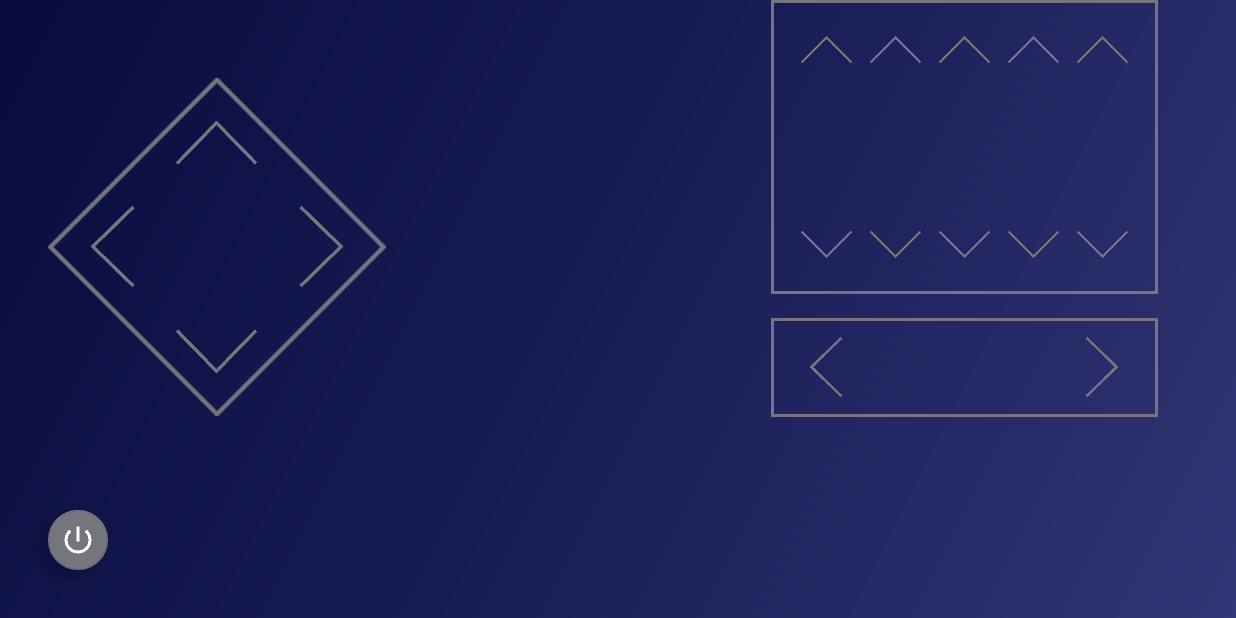
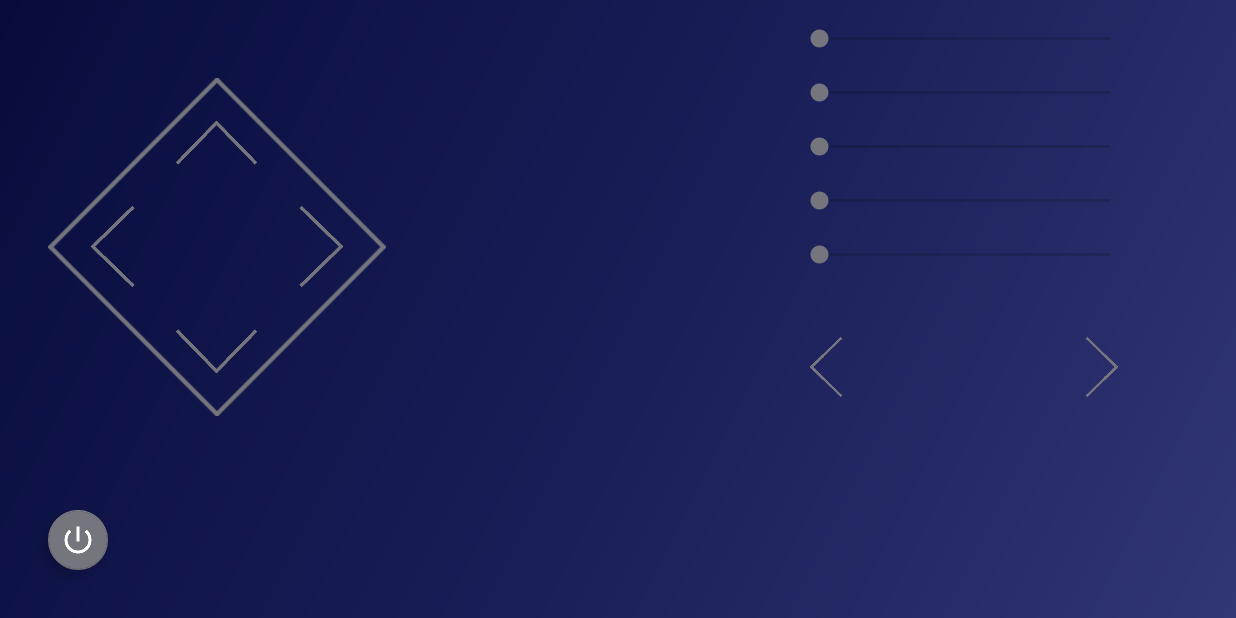
Before and after one commit to dani3/RobotigerCV, an Android app: the screen it shows after launch (MainActivity), on a phone screen of 824 x 412 dp (held sideways). Run offline under Robolectric (Android 15) with nearby library versions, the phone set to English and light mode, and no system bars.

Commit message:
Major fixes done

```diff
--- a/RobotigerApp/Robotiger/app/src/main/java/com/robotiger/MainActivity.java
+++ b/RobotigerApp/Robotiger/app/src/main/java/com/robotiger/MainActivity.java
@@ -17,6 +17,7 @@ import android.util.Log;
 import android.view.MotionEvent;
 import android.view.View;
 import android.widget.ImageButton;
+import android.widget.SeekBar;
 
 import java.io.IOException;
 import java.io.OutputStream;
@@ -34,22 +35,25 @@ public class MainActivity extends AppCompatActivity implements View.OnTouchListe
     private static boolean ROTATING;
 
     /* Commands */
-    private static byte MOVE_FORWARD   = 'w';
-    private static byte MOVE_LEFT      = 'a';
-    private static byte MOVE_RIGHT     = 'd';
-    private static byte MOVE_BACKWARDS = 'x';
-    private static byte HALT           = 's';
+    private static final byte UNUSED = 0x00;
 
-    private static byte ROTATE_RIGHT = 'e';
-    private static byte ROTATE_LEFT  = 'q';
-    private static byte ROTATE_STOP  = 'z';
+    private static final byte MOVE_BACKWARDS = 0x00;
+    private static final byte MOVE_RIGHT     = 0x10;
+    private static final byte MOVE_LEFT      = 0x20;
+    private static final byte MOVE_FORWARD   = 0x30;
+    private static final byte HALT           = 0x40;
+
+    private static final byte WRIST = 0x50;
+
+    private static final byte ROTATE_RIGHT = 'e';
+    private static final byte ROTATE_LEFT  = 'q';
+    private static final byte ROTATE_STOP  = 'z';
 
     /* Bluetooth Adapter */
     private static BluetoothAdapter mBluetoothAdapter;
 
     /* Bluetooth device / socket */
     private static BluetoothSocket mSocket;
-    private static BluetoothDevice mDevice;
 
     private static OutputStream os;
 
@@ -86,12 +90,32 @@ public class MainActivity extends AppCompatActivity implements View.OnTouchListe
         mRotateLeftImageButton  = (ImageButton) findViewById(R.id.rotateLeft);
         mRotateRightImageButton = (ImageButton) findViewById(R.id.rotateRight);
 
+        SeekBar wristSeekbar = (SeekBar) findViewById(R.id.wrist);
+
         mUpArrowImageButton.setOnTouchListener(this);
         mRightArrowImageButton.setOnTouchListener(this);
         mLeftArrowImageButton.setOnTouchListener(this);
         mDownArrowImageButton.setOnTouchListener(this);
         mRotateLeftImageButton.setOnTouchListener(this);
         mRotateRightImageButton.setOnTouchListener(this);
+
+        wristSeekbar.setMax(100);
+        wristSeekbar.setOnSeekBarChangeListener(new SeekBar.OnSeekBarChangeListener()
+        {
+            @Override
+            public void onProgressChanged(SeekBar seekBar, int progress, boolean fromUser)
+            {
+                Log.d(TAG, "Wrist: " + (byte) progress);
+
+                _sendCommand(WRIST, (byte) progress);
+            }
+
+            @Override
+            public void onStartTrackingTouch(SeekBar seekBar) {}
+
+            @Override
+            public void onStopTrackingTouch(SeekBar seekBar) {}
+        });
 
         mPowerImageButton.setOnClickListener(new View.OnClickListener()
         {
@@ -187,9 +211,9 @@ public class MainActivity extends AppCompatActivity implements View.OnTouchListe
     {
         if (event.getAction() == MotionEvent.ACTION_DOWN)
         {
-            if (!ROTATING)
+            if (!MOVING)
             {
-                ROTATING = true;
+                MOVING = true;
 
                 arrow.animate().scaleX(1.3f)
                                .scaleY(1.3f)
@@ -199,11 +223,11 @@ public class MainActivity extends AppCompatActivity implements View.OnTouchListe
                         ColorStateList.valueOf(
                                 this.getColor(android.R.color.holo_blue_bright)));
 
-                _sendCommand(command);
+                _sendCommand(command, UNUSED);
             }
 
         } else if (event.getAction() == MotionEvent.ACTION_UP) {
-            ROTATING = false;
+            MOVING = false;
 
             arrow.animate().scaleX(1.0f)
                            .scaleY(1.0f)
@@ -214,7 +238,7 @@ public class MainActivity extends AppCompatActivity implements View.OnTouchListe
                             this.getColor(R.color.colorAccent)));
 
             // When released, stop the robot.
-            _sendCommand(HALT);
+            _sendCommand(HALT, UNUSED);
         }
     }
 
@@ -228,9 +252,9 @@ public class MainActivity extends AppCompatActivity implements View.OnTouchListe
     {
         if (event.getAction() == MotionEvent.ACTION_DOWN)
         {
-            if (!MOVING)
+            if (!ROTATING)
             {
-                MOVING = true;
+                ROTATING = true;
 
                 arrow.animate().scaleX(1.2f)
                         .scaleY(1.2f)
@@ -240,11 +264,11 @@ public class MainActivity extends AppCompatActivity implements View.OnTouchListe
                         ColorStateList.valueOf(
                                 this.getColor(android.R.color.holo_blue_bright)));
 
-                _sendCommand(command);
+                _sendCommand(command, UNUSED);
             }
 
         } else if (event.getAction() == MotionEvent.ACTION_UP) {
-            MOVING = false;
+            ROTATING = false;
 
             arrow.animate().scaleX(1.0f)
                     .scaleY(1.0f)
@@ -255,25 +279,27 @@ public class MainActivity extends AppCompatActivity implements View.OnTouchListe
                             this.getColor(R.color.colorAccent)));
 
             // When released, stop the rotation.
-            _sendCommand(ROTATE_STOP);
+            _sendCommand(ROTATE_STOP, UNUSED);
         }
     }
 
     /**
      * Method to send a command to Arduino.
      * @param command: command to be processed by Arduino.
+     * @param arg: parameter if needed.
      */
-    private void _sendCommand(byte command)
+    private void _sendCommand(byte command, byte arg)
     {
         if (CONNECTED)
         {
             try
             {
                 os.write(command);
+                os.write(arg);
                 os.flush();
 
             } catch (IOException e) {
-                Log.e(TAG, "Error mandando comando: " + e.getMessage());
+                Log.e(TAG, "Error sending command: " + e.getMessage());
             }
         }
     }
@@ -288,12 +314,12 @@ public class MainActivity extends AppCompatActivity implements View.OnTouchListe
         {
             mPulseAnimator.start();
 
-            mDevice = mBluetoothAdapter.getRemoteDevice(MAC_ADDRESS);
+            BluetoothDevice device = mBluetoothAdapter.getRemoteDevice(MAC_ADDRESS);
 
             try
             {
                 // MY_UUID is the app's UUID string
-                mSocket = mDevice.createInsecureRfcommSocketToServiceRecord(MY_UUID);
+                mSocket = device.createInsecureRfcommSocketToServiceRecord(MY_UUID);
 
             } catch (IOException e) {
                 Log.e(TAG, "Error creating RFCOMM socket");
@@ -306,7 +332,7 @@ public class MainActivity extends AppCompatActivity implements View.OnTouchListe
             try
             {
                 // Connect the device through the socket. This will block
-                // until it succeeds or throws an exception
+                // until it succeeds or throws an exception.
                 Log.d(TAG, "Connecting...");
 
                 mSocket.connect();
@@ -340,8 +366,6 @@ public class MainActivity extends AppCompatActivity implements View.OnTouchListe
 
             if (CONNECTED)
             {
-                Snackbar.make(mCoordinatorLayout, "Connected", Snackbar.LENGTH_SHORT).show();
-
                 mPowerImageButton.setBackgroundTintList(
                         ColorStateList.valueOf(
                                 getColor(R.color.colorLightGreen)));
--- a/RobotigerApp/Robotiger/app/src/main/res/layout/activity_main.xml
+++ b/RobotigerApp/Robotiger/app/src/main/res/layout/activity_main.xml
@@ -74,113 +74,43 @@
                 android:layout_height="0dp"
                 android:layout_weight="0.75"
                 android:layout_marginBottom="16dp"
-                android:orientation="vertical"
-                android:background="@drawable/square_border"
-                android:weightSum="1">
+                android:gravity="center_vertical"
+                android:orientation="vertical">
 
-                <LinearLayout
+                <android.support.v7.widget.AppCompatSeekBar
                     android:layout_width="match_parent"
-                    android:layout_height="0dp"
-                    android:layout_weight="0.5"
-                    android:gravity="top|center_horizontal">
+                    android:layout_height="28dp"
+                    android:layout_marginLeft="16dp"
+                    android:layout_marginRight="16dp"/>
 
-                    <ImageButton
-                        android:id="@+id/moveArmForward"
-                        android:layout_width="34dp"
-                        android:layout_height="34dp"
-                        android:layout_marginTop="16dp"
-                        android:background="@drawable/up_arrow"
-                        android:backgroundTint="@color/colorAccent"/>
+                <android.support.v7.widget.AppCompatSeekBar
+                    android:layout_width="match_parent"
+                    android:layout_height="28dp"
+                    android:layout_marginLeft="16dp"
+                    android:layout_marginRight="16dp"
+                    android:layout_marginTop="8dp"/>
 
-                    <ImageButton
-                        android:id="@+id/moveForeArmForward"
-                        android:layout_width="34dp"
-                        android:layout_height="34dp"
-                        android:layout_marginTop="16dp"
-                        android:layout_marginLeft="12dp"
-                        android:background="@drawable/up_arrow"
-                        android:backgroundTint="@color/colorAccent"/>
+                <android.support.v7.widget.AppCompatSeekBar
+                    android:layout_width="match_parent"
+                    android:layout_height="28dp"
+                    android:layout_marginLeft="16dp"
+                    android:layout_marginRight="16dp"
+                    android:layout_marginTop="8dp"/>
 
-                    <ImageButton
-                        android:id="@+id/moveWristForward"
-                        android:layout_width="34dp"
-                        android:layout_height="34dp"
-                        android:layout_marginTop="16dp"
-                        android:layout_marginLeft="12dp"
-                        android:background="@drawable/up_arrow"
-                        android:backgroundTint="@color/colorAccent"/>
+                <android.support.v7.widget.AppCompatSeekBar
+                    android:id="@+id/wrist"
+                    android:layout_width="match_parent"
+                    android:layout_height="28dp"
+                    android:layout_marginLeft="16dp"
+                    android:layout_marginRight="16dp"
+                    android:layout_marginTop="8dp"/>
 
-                    <ImageButton
-                        android:id="@+id/rotateRightWrist"
-                        android:layout_width="34dp"
-                        android:layout_height="34dp"
-                        android:layout_marginTop="16dp"
-                        android:layout_marginLeft="12dp"
-                        android:background="@drawable/up_arrow"
-                        android:backgroundTint="@color/colorAccent"/>
-
-                    <ImageButton
-                        android:id="@+id/grab"
-                        android:layout_width="34dp"
-                        android:layout_height="34dp"
-                        android:layout_marginTop="16dp"
-                        android:layout_marginLeft="12dp"
-                        android:background="@drawable/up_arrow"
-                        android:backgroundTint="@color/colorAccent"/>
-
-                </LinearLayout>
-
-                <LinearLayout
+                <android.support.v7.widget.AppCompatSeekBar
                     android:layout_width="match_parent"
-                    android:layout_height="0dp"
-                    android:layout_weight="0.5"
-                    android:gravity="bottom|center_horizontal">
-
-                    <ImageButton
-                        android:id="@+id/moveArmBackwards"
-                        android:layout_width="34dp"
-                        android:layout_height="34dp"
-                        android:layout_marginBottom="16dp"
-                        android:background="@drawable/down_arrow"
-                        android:backgroundTint="@color/colorAccent"/>
-
-                    <ImageButton
-                        android:id="@+id/moveForeArmBackwards"
-                        android:layout_width="34dp"
-                        android:layout_height="34dp"
-                        android:layout_marginBottom="16dp"
-                        android:layout_marginLeft="12dp"
-                        android:background="@drawable/down_arrow"
-                        android:backgroundTint="@color/colorAccent"/>
-
-                    <ImageButton
-                        android:id="@+id/moveWristBackwards"
-                        android:layout_width="34dp"
-                        android:layout_height="34dp"
-                        android:layout_marginBottom="16dp"
-                        android:layout_marginLeft="12dp"
-                        android:background="@drawable/down_arrow"
-                        android:backgroundTint="@color/colorAccent"/>
-
-                    <ImageButton
-                        android:id="@+id/rotateLeftWrist"
-                        android:layout_width="34dp"
-                        android:layout_height="34dp"
-                        android:layout_marginBottom="16dp"
-                        android:layout_marginLeft="12dp"
-                        android:background="@drawable/down_arrow"
-                        android:backgroundTint="@color/colorAccent"/>
-
-                    <ImageButton
-                        android:id="@+id/release"
-                        android:layout_width="34dp"
-                        android:layout_height="34dp"
-                        android:layout_marginBottom="16dp"
-                        android:layout_marginLeft="12dp"
-                        android:background="@drawable/down_arrow"
-                        android:backgroundTint="@color/colorAccent"/>
-
-                </LinearLayout>
+                    android:layout_height="28dp"
+                    android:layout_marginLeft="16dp"
+                    android:layout_marginRight="16dp"
+                    android:layout_marginTop="8dp"/>
 
             </LinearLayout>
 
@@ -189,8 +119,7 @@
                 android:layout_height="0dp"
                 android:layout_weight="0.25"
                 android:orientation="horizontal"
-                android:gravity="center"
-                android:background="@drawable/square_border">
+                android:gravity="center">
 
                 <ImageButton
                     android:id="@+id/rotateLeft"
--- a/RobotigerApp/Robotiger/build.gradle
+++ b/RobotigerApp/Robotiger/build.gradle
@@ -5,7 +5,7 @@ buildscript {
         jcenter()
     }
     dependencies {
-        classpath 'com.android.tools.build:gradle:2.2.2'
+        classpath 'com.android.tools.build:gradle:2.2.3'
 
         // NOTE: Do not place your application dependencies here; they belong
         // in the individual module build.gradle files
```
Also changed, not shown: 1 other file.
